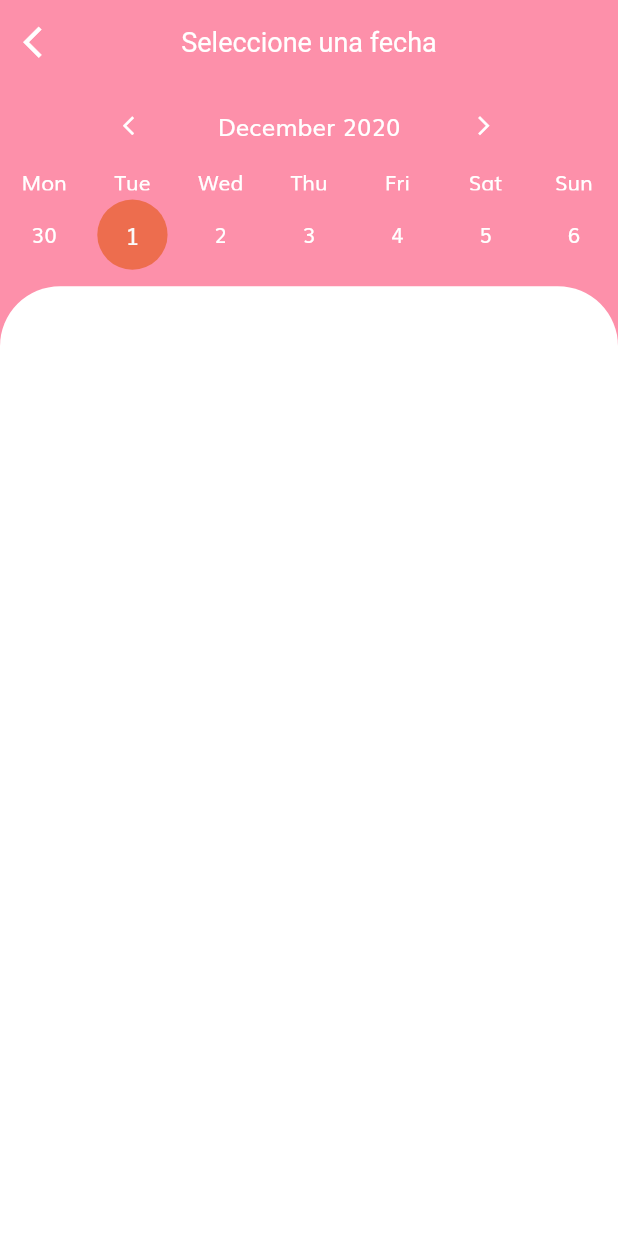
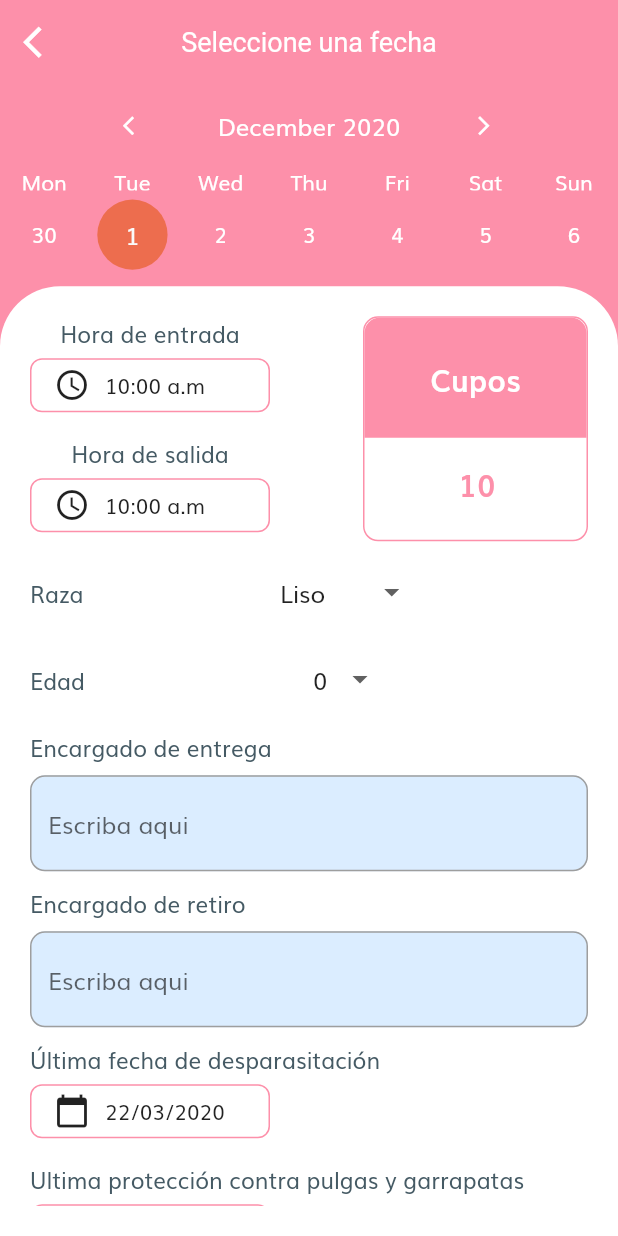
Before and after one commit to StevenMontero/grocery_store_app_mobile, a Flutter app: the NurseryScreen screen opened directly, on a phone screen of 412 x 824 dp. Run offline on Flutter 3.47's test engine with Material 2 defaults, Android fonts, the phone set to English and light mode, and no system bars; drawn by our look-alikes of table_calendar; our stand-ins replace bloc, cloud_firestore, equatable, firebase_auth, firebase_core, flutter_bloc and 6 more; missing offline and left inert: dart:ffi, flutter_facebook_auth, pedantic; accounts and stored records are empty; project files that could hold a hidden picture were left out.

Commit message:
Se agrega la pagina de guraderia

```diff
--- /dev/null
+++ b/lib/src/pages/Quotes/Kindergarten/kindergarten_page.dart
@@ -0,0 +1,452 @@
+import 'package:flutter/material.dart';
+import 'package:font_awesome_flutter/font_awesome_flutter.dart';
+import 'package:lamanda_petshopcr/src/theme/colors.dart';
+import 'package:lamanda_petshopcr/src/widgets/custom_button.dart';
+import 'package:table_calendar/table_calendar.dart';
+
+class NurseryScreen extends StatefulWidget {
+  @override
+  _NurseryScreenState createState() => _NurseryScreenState();
+}
+
+class _NurseryScreenState extends State<NurseryScreen> {
+  CalendarController _calendarController;
+  String _valueTypeFur = "1";
+  int edad = 0;
+  @override
+  void initState() {
+    // TODO: implement initState
+    super.initState();
+    _calendarController = CalendarController();
+  }
+
+  @override
+  void dispose() {
+    // TODO: implement dispose
+    _calendarController.dispose();
+    super.dispose();
+  }
+
+  @override
+  Widget build(BuildContext context) {
+    return Scaffold(
+      backgroundColor: ColorsApp.primaryColorPink,
+      appBar: AppBar(
+        leading: IconButton(
+            icon: Icon(
+              Icons.arrow_back_ios,
+              color: Colors.white,
+              size: 25.0,
+            ),
+            onPressed: () => Navigator.of(context).pop()),
+        centerTitle: true,
+        elevation: 0,
+        backgroundColor: Colors.transparent,
+        title: Text(
+          "Seleccione una fecha",
+          style: TextStyle(color: Colors.white),
+        ),
+      ),
+      body: Column(
+        children: [
+          TableCalendar(
+            calendarController: _calendarController,
+            initialCalendarFormat: CalendarFormat.week,
+            startingDayOfWeek: StartingDayOfWeek.monday,
+            formatAnimation: FormatAnimation.slide,
+            headerStyle: HeaderStyle(
+              centerHeaderTitle: true,
+              formatButtonVisible: false,
+              titleTextStyle: TextStyle(color: Colors.white, fontSize: 16),
+              leftChevronIcon: Icon(
+                Icons.arrow_back_ios,
+                color: Colors.white,
+                size: 15,
+              ),
+              rightChevronIcon: Icon(
+                Icons.arrow_forward_ios,
+                color: Colors.white,
+                size: 15,
+              ),
+              leftChevronMargin: EdgeInsets.only(left: 70),
+              rightChevronMargin: EdgeInsets.only(right: 70),
+            ),
+            calendarStyle: CalendarStyle(
+                selectedColor: ColorsApp.primaryColorOrange,
+                weekendStyle: TextStyle(color: Colors.white),
+                weekdayStyle: TextStyle(color: Colors.white)),
+            daysOfWeekStyle: DaysOfWeekStyle(
+                weekendStyle: TextStyle(color: Colors.white),
+                weekdayStyle: TextStyle(color: Colors.white)),
+          ),
+          SizedBox(
+            height: 5,
+          ),
+          buildForm()
+        ],
+      ),
+    );
+  }
+
+  Expanded buildForm() {
+    return Expanded(
+      child: Container(
+        width: double.infinity,
+        padding: EdgeInsets.all(20),
+        decoration: BoxDecoration(
+            borderRadius: BorderRadius.only(
+                topLeft: Radius.circular(40), topRight: Radius.circular(40)),
+            color: Colors.white),
+        child: Container(
+          child: SingleChildScrollView(
+            child: Column(
+              crossAxisAlignment: CrossAxisAlignment.start,
+              children: [
+                Row(
+                  mainAxisAlignment: MainAxisAlignment.spaceEvenly,
+                  children: [
+                    Column(
+                      children: [
+                        Text(
+                          'Hora de entrada',
+                          style: TextStyle(
+                              fontSize: 15.0, color: Colors.blueGrey[700]),
+                        ),
+                        buildTimePiker(''),
+                        SizedBox(
+                          height: 10,
+                        ),
+                        Text(
+                          'Hora de salida',
+                          style: TextStyle(
+                              fontSize: 15.0, color: Colors.blueGrey[700]),
+                        ),
+                        buildTimePiker(''),
+                      ],
+                    ),
+                    Expanded(
+                      child: Container(),
+                    ),
+                    buildCupos(10)
+                  ],
+                ),
+                SizedBox(
+                  height: 10,
+                ),
+                buildTypeDog(),
+                SizedBox(
+                  height: 10,
+                ),
+                buildAgeDog(),
+                SizedBox(
+                  height: 10,
+                ),
+                Text(
+                  'Encargado de entrega',
+                  style: TextStyle(fontSize: 15.0, color: Colors.blueGrey[700]),
+                ),
+                buildTextField(),
+                SizedBox(
+                  height: 10,
+                ),
+                Text(
+                  'Encargado de retiro',
+                  style: TextStyle(fontSize: 15.0, color: Colors.blueGrey[700]),
+                ),
+                buildTextField(),
+                SizedBox(
+                  height: 10,
+                ),
+                buildLastDateOf('Última fecha de desparasitación'),
+                SizedBox(
+                  height: 10,
+                ),
+                buildLastDateOf('Ultima protección contra pulgas y garrapatas'),
+                SizedBox(
+                  height: 10,
+                ),
+                buildOptionsLsit(),
+                SizedBox(
+                  height: 10,
+                ),
+                CustomButton(
+                  color: ColorsApp.primaryColorPink,
+                  press: () {},
+                  text: 'Reservar',
+                )
+              ],
+            ),
+          ),
+        ),
+      ),
+    );
+  }
+
+  Container buildTimePiker(String type) {
+    return Container(
+      width: 160,
+      child: OutlineButton(
+        borderSide: BorderSide(color: ColorsApp.primaryColorPink),
+        highlightedBorderColor: ColorsApp.primaryColorPink,
+        highlightColor: ColorsApp.primaryColorPink,
+        shape: RoundedRectangleBorder(borderRadius: BorderRadius.circular(8.0)),
+        onPressed: () => _selectTime(type),
+        child: Row(
+          children: [
+            Icon(Icons.access_time),
+            SizedBox(
+              width: 10,
+            ),
+            Text('10:00 a.m'),
+          ],
+        ),
+      ),
+    );
+  }
+
+  Widget buildDatePiker(String type) {
+    return Container(
+      width: 160,
+      child: OutlineButton(
+        borderSide: BorderSide(color: ColorsApp.primaryColorPink),
+        highlightedBorderColor: ColorsApp.primaryColorPink,
+        highlightColor: ColorsApp.primaryColorPink,
+        shape: RoundedRectangleBorder(borderRadius: BorderRadius.circular(8.0)),
+        onPressed: () => _presentDatePicker(),
+        child: Row(
+          children: [
+            Icon(Icons.calendar_today),
+            SizedBox(
+              width: 10,
+            ),
+            Text('22/03/2020'),
+          ],
+        ),
+      ),
+    );
+  }
+
+  void _selectTime(String typeTime) async {
+    // final date = context.read<ReservationCubit>().state.date.value;
+    final date = DateTime.now();
+    if (date != null) {
+      TimeOfDay selectedTime = await showTimePicker(
+        context: context,
+        initialTime: TimeOfDay.now(),
+      );
+
+      final dateWithTime = DateTime(date.year, date.month, date.day,
+          selectedTime.hour, selectedTime.minute);
+      if (typeTime == 'CheckIn') {
+        // context.read<ReservationCubit>().dateCheckInChanged(dateWithTime);
+      } else {
+        // context.read<ReservationCubit>().dateCheckOutChanged(dateWithTime);
+      }
+    }
+  }
+
+  Widget buildTypeDog() {
+    return Row(
+      children: [
+        Container(
+          alignment: Alignment.topLeft,
+          child: Text(
+            'Raza',
+            style: TextStyle(fontSize: 15.0, color: Colors.blueGrey[700]),
+          ),
+        ),
+        Expanded(
+          child: Container(
+            alignment: Alignment.center,
+            child: DropdownButtonHideUnderline(
+              child: ButtonTheme(
+                alignedDropdown: true,
+                child: DropdownButton(
+                  items: [
+                    DropdownMenuItem(
+                      child: Text('Liso'),
+                      value: '1',
+                    ),
+                    DropdownMenuItem(
+                      child: Text('Colocho'),
+                      value: '2',
+                    )
+                  ],
+                  value: _valueTypeFur,
+                  onChanged: (value) {
+                    setState(() {
+                      _valueTypeFur = value;
+                    });
+                  },
+                ),
+              ),
+            ),
+          ),
+        ),
+      ],
+    );
+  }
+
+  Widget buildAgeDog() {
+    return Row(
+      children: [
+        Container(
+          alignment: Alignment.topLeft,
+          child: Text(
+            'Edad',
+            style: TextStyle(fontSize: 15.0, color: Colors.blueGrey[700]),
+          ),
+        ),
+        Expanded(
+          child: Container(
+            alignment: Alignment.center,
+            child: DropdownButtonHideUnderline(
+              child: ButtonTheme(
+                alignedDropdown: true,
+                child: DropdownButton(
+                  items: List.generate(
+                      20,
+                      (index) => DropdownMenuItem(
+                            child: Text('$index'),
+                            value: index,
+                          )),
+                  value: edad,
+                  onChanged: (value) {
+                    setState(() {
+                      edad = value;
+                    });
+                  },
+                ),
+              ),
+            ),
+          ),
+        ),
+      ],
+    );
+  }
+
+  Widget buildTextField() {
+    return Container(
+      padding: EdgeInsets.only(top: 8.0),
+      child: TextField(
+          maxLines: 1,
+          decoration: InputDecoration(
+            hintText: 'Escriba aqui',
+            filled: true,
+            fillColor: Color(0xFFDBEDFF),
+            enabledBorder: OutlineInputBorder(
+              borderRadius: BorderRadius.all(Radius.circular(10.0)),
+              borderSide: BorderSide(color: Colors.grey),
+            ),
+            focusedBorder: OutlineInputBorder(
+              borderRadius: BorderRadius.all(Radius.circular(10.0)),
+              borderSide: BorderSide(color: Colors.grey),
+            ),
+          )),
+    );
+  }
+
+  Widget buildLastDateOf(String mensaje) {
+    return Column(
+      crossAxisAlignment: CrossAxisAlignment.start,
+      children: [
+        Text(
+          mensaje,
+          style: TextStyle(fontSize: 15.0, color: Colors.blueGrey[700]),
+        ),
+        buildDatePiker('')
+      ],
+    );
+  }
+
+  _presentDatePicker() async {
+    final refDate = DateTime.now();
+    final picked = await showDatePicker(
+        context: context,
+        initialDate: refDate,
+        firstDate: refDate,
+        lastDate: DateTime(refDate.year + 1, refDate.month, refDate.day));
+
+    // context.read<ReservationCubit>().dateReservationChange(picked);
+  }
+
+  Widget buildOptionsLsit() {
+    return Column(
+      children: [
+        SwitchListTile(
+          title: Text('Vacunas al dia'),
+          activeColor: ColorsApp.primaryColorPink,
+          value: true,
+          onChanged: (value) {},
+        ),
+        SwitchListTile(
+          title: Text('Castrado'),
+          activeColor: ColorsApp.primaryColorPink,
+          value: true,
+          onChanged: (value) {},
+        ),
+        SwitchListTile(
+          title: Text('Sociable'),
+          activeColor: ColorsApp.primaryColorPink,
+          value: true,
+          onChanged: (value) {},
+        ),
+        SwitchListTile(
+          title: Text('Traslado'),
+          activeColor: ColorsApp.primaryColorPink,
+          value: true,
+          onChanged: (value) {},
+        ),
+      ],
+    );
+  }
+
+  Widget buildCupos(int cupos) {
+    return Container(
+      width: 150,
+      height: 150,
+      decoration: BoxDecoration(
+          borderRadius: BorderRadius.circular(10),
+          color: Colors.white,
+          border: Border.all(width: 1, color: ColorsApp.primaryColorPink)),
+      child: Stack(
+        children: [
+          Container(
+            height: 80,
+            decoration: BoxDecoration(
+              borderRadius: BorderRadius.only(
+                  topLeft: Radius.circular(10), topRight: Radius.circular(10)),
+              color: ColorsApp.primaryColorPink,
+            ),
+            child: Center(
+              child: Text(
+                'Cupos',
+                style: TextStyle(
+                    color: Colors.white,
+                    fontSize: 20.0,
+                    fontWeight: FontWeight.w700),
+              ),
+            ),
+          ),
+          Positioned(
+            top: 85,
+            left: 45,
+            child: Container(
+              height: 50,
+              width: 60,
+              child: Center(
+                child: Text(
+                  '$cupos',
+                  style: TextStyle(
+                      fontSize: 20,
+                      color: ColorsApp.primaryColorPink,
+                      fontWeight: FontWeight.w800),
+                ),
+              ),
+            ),
+          )
+        ],
+      ),
+    );
+  }
+}
--- a/lib/src/pages/Quotes/QuotesNursery/quotes_nursery_page.dart
+++ /dev/null
@@ -1,206 +0,0 @@
-import 'package:flutter/material.dart';
-import 'package:font_awesome_flutter/font_awesome_flutter.dart';
-import 'package:lamanda_petshopcr/src/theme/colors.dart';
-import 'package:table_calendar/table_calendar.dart';
-
-class NurseryScreen extends StatefulWidget {
-  @override
-  _NurseryScreenState createState() => _NurseryScreenState();
-}
-
-class _NurseryScreenState extends State<NurseryScreen> {
-  CalendarController _calendarController;
-  int _valueM = 1;
-  int _valueL = 1;
-  String _valueTypeFur = "1";
-  @override
-  void initState() {
-    // TODO: implement initState
-    super.initState();
-    _calendarController = CalendarController();
-  }
-
-  @override
-  void dispose() {
-    // TODO: implement dispose
-    _calendarController.dispose();
-    super.dispose();
-  }
-
-  @override
-  Widget build(BuildContext context) {
-    return Scaffold(
-      backgroundColor: ColorsApp.primaryColorPink,
-      appBar: AppBar(
-        leading: IconButton(
-            icon: Icon(
-              Icons.arrow_back_ios,
-              color: Colors.white,
-              size: 25.0,
-            ),
-            onPressed: () => Navigator.of(context).pop()),
-        centerTitle: true,
-        elevation: 0,
-        backgroundColor: Colors.transparent,
-        title: Text(
-          "Seleccione una fecha",
-          style: TextStyle(color: Colors.white),
-        ),
-      ),
-      body: Column(
-        children: [
-          TableCalendar(
-            calendarController: _calendarController,
-            initialCalendarFormat: CalendarFormat.week,
-            startingDayOfWeek: StartingDayOfWeek.monday,
-            formatAnimation: FormatAnimation.slide,
-            headerStyle: HeaderStyle(
-              centerHeaderTitle: true,
-              formatButtonVisible: false,
-              titleTextStyle: TextStyle(color: Colors.white, fontSize: 16),
-              leftChevronIcon: Icon(
-                Icons.arrow_back_ios,
-                color: Colors.white,
-                size: 15,
-              ),
-              rightChevronIcon: Icon(
-                Icons.arrow_forward_ios,
-                color: Colors.white,
-                size: 15,
-              ),
-              leftChevronMargin: EdgeInsets.only(left: 70),
-              rightChevronMargin: EdgeInsets.only(right: 70),
-            ),
-            calendarStyle: CalendarStyle(
-                selectedColor: ColorsApp.primaryColorOrange,
-                weekendStyle: TextStyle(color: Colors.white),
-                weekdayStyle: TextStyle(color: Colors.white)),
-            daysOfWeekStyle: DaysOfWeekStyle(
-                weekendStyle: TextStyle(color: Colors.white),
-                weekdayStyle: TextStyle(color: Colors.white)),
-          ),
-          SizedBox(
-            height: 5,
-          ),
-          buildForm()
-        ],
-      ),
-    );
-  }
-
-  Expanded buildForm() {
-    return Expanded(
-      child: Container(
-        width: double.infinity,
-        padding: EdgeInsets.all(20),
-        decoration: BoxDecoration(
-            borderRadius: BorderRadius.only(
-                topLeft: Radius.circular(40), topRight: Radius.circular(40)),
-            color: Colors.white),
-        child: Container(
-          child: SingleChildScrollView(
-            child: Column(
-              children: [],
-            ),
-          ),
-        ),
-      ),
-    );
-  }
-
-  Widget buildTimeTable() {
-    return Container(
-      alignment: Alignment.center,
-      width: double.infinity,
-      child: Wrap(
-        spacing: 15.0,
-        children: List<Widget>.generate(
-          6,
-          (int index) {
-            return ChoiceChip(
-              label: Text(
-                '4:00' + ' a.m',
-                style: TextStyle(color: Colors.white, fontSize: 12.0),
-              ),
-              selected: _valueM == index,
-              selectedColor: ColorsApp.primaryColorBlue,
-              backgroundColor: ColorsApp.secondaryColorlightBlue,
-              avatar: Icon(
-                FontAwesomeIcons.clock,
-                color: Colors.white,
-              ),
-              onSelected: (bool selected) {
-                setState(() {
-                  _valueM = selected ? index : null;
-                });
-              },
-            );
-          },
-        ).toList(),
-      ),
-    );
-  }
-
-  Widget buildTypeFur() {
-    return Row(
-      children: [
-        Container(
-          alignment: Alignment.topLeft,
-          child: Text(
-            'Tipo de pelaje',
-            style: TextStyle(fontSize: 20.0, color: Colors.blueGrey[700]),
-          ),
-        ),
-        Expanded(
-          child: Container(
-            alignment: Alignment.center,
-            child: DropdownButtonHideUnderline(
-              child: ButtonTheme(
-                alignedDropdown: true,
-                child: DropdownButton(
-                  items: [
-                    DropdownMenuItem(
-                      child: Text('Liso'),
-                      value: '1',
-                    ),
-                    DropdownMenuItem(
-                      child: Text('Colocho'),
-                      value: '2',
-                    )
-                  ],
-                  value: _valueTypeFur,
-                  onChanged: (value) {
-                    setState(() {
-                      _valueTypeFur = value;
-                    });
-                  },
-                ),
-              ),
-            ),
-          ),
-        ),
-      ],
-    );
-  }
-
-  Widget buildTextField() {
-    return Container(
-      padding: EdgeInsets.only(top: 8.0),
-      child: TextField(
-          maxLines: 10,
-          decoration: InputDecoration(
-            hintText: 'Escriba aqui',
-            filled: true,
-            fillColor: Color(0xFFDBEDFF),
-            enabledBorder: OutlineInputBorder(
-              borderRadius: BorderRadius.all(Radius.circular(10.0)),
-              borderSide: BorderSide(color: Colors.grey),
-            ),
-            focusedBorder: OutlineInputBorder(
-              borderRadius: BorderRadius.all(Radius.circular(10.0)),
-              borderSide: BorderSide(color: Colors.grey),
-            ),
-          )),
-    );
-  }
-}
--- a/lib/src/pages/Quotes/quotes_page.dart
+++ b/lib/src/pages/Quotes/quotes_page.dart
@@ -53,7 +53,7 @@ class QuotesPage extends StatelessWidget {
                 itemTextColor: Colors.white,
                 itemTitle: 'Veterinaria',
                 onPress: () {
-                  Navigator.of(context).pushNamed('nursery');
+                  Navigator.of(context).pushNamed('');
                 },
               ),
               SizedBox(
@@ -65,7 +65,7 @@ class QuotesPage extends StatelessWidget {
                 itemTextColor: Colors.white,
                 itemTitle: 'Guardería',
                 onPress: () {
-                  Navigator.of(context).pushNamed('nursery');
+                  Navigator.of(context).pushNamed('kinder');
                 },
               )
             ],
--- a/lib/src/routes/routes.dart
+++ b/lib/src/routes/routes.dart
@@ -1,6 +1,6 @@
 import 'package:flutter/material.dart';
 import 'package:lamanda_petshopcr/src/pages/Quotes/QuotesGrooming/grooming_page.dart';
-import 'package:lamanda_petshopcr/src/pages/Quotes/QuotesNursery/quotes_nursery_page.dart';
+import 'package:lamanda_petshopcr/src/pages/Quotes/Kindergarten/kindergarten_page.dart';
 import 'package:lamanda_petshopcr/src/pages/mainpage.dart';
 import 'package:lamanda_petshopcr/src/pages/LoginAndSignUp/Login/login_page.dart';
 import 'package:lamanda_petshopcr/src/pages/LoginAndSignUp/Signup/signup_page.dart';
@@ -15,6 +15,6 @@ Map<String, WidgetBuilder> getRoutesApp() {
     'home': (BuildContext context) => MainScreen(),
     'detail': (BuildContext context) => DetailsProductScreen(),
     'grooming': (BuildContext context) => GroomingScreen(),
-    'nursery': (BuildContext context) => NurseryScreen(),
+    'kinder': (BuildContext context) => KindergartenScreen(),
   };
 }
--- a/lib/src/widgets/custom_button.dart
+++ b/lib/src/widgets/custom_button.dart
@@ -2,11 +2,12 @@ import 'package:flutter/material.dart';
 import 'package:lamanda_petshopcr/src/theme/colors.dart';
 
 class CustomButton extends StatelessWidget {
-  const CustomButton({Key key, this.text, this.press, this.color})
+  const CustomButton(
+      {Key key, this.text, this.press, this.color = ColorsApp.primaryColorBlue})
       : super(key: key);
   final String text;
   final Function press;
-  final ColorsApp color;
+  final Color color;
 
   @override
   Widget build(BuildContext context) {
@@ -15,7 +16,7 @@ class CustomButton extends StatelessWidget {
       height: 56,
       child: FlatButton(
         shape: RoundedRectangleBorder(borderRadius: BorderRadius.circular(20)),
-        color: ColorsApp.primaryColorBlue,
+        color: color,
         onPressed: press,
         child: Text(
           text,
```
